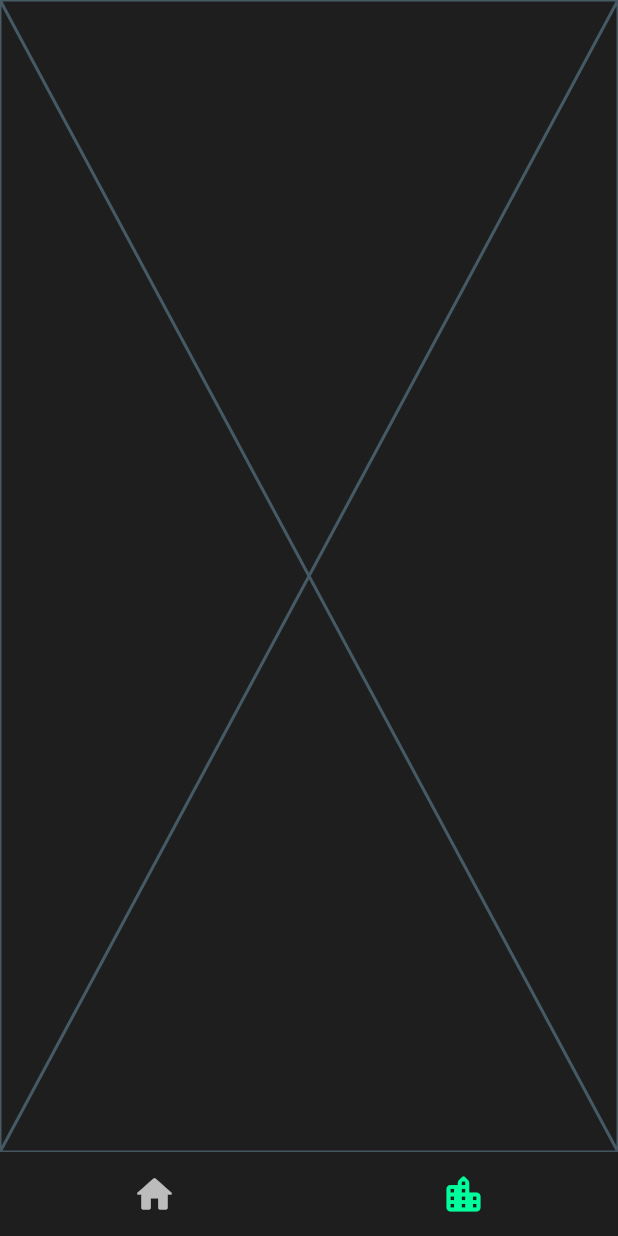
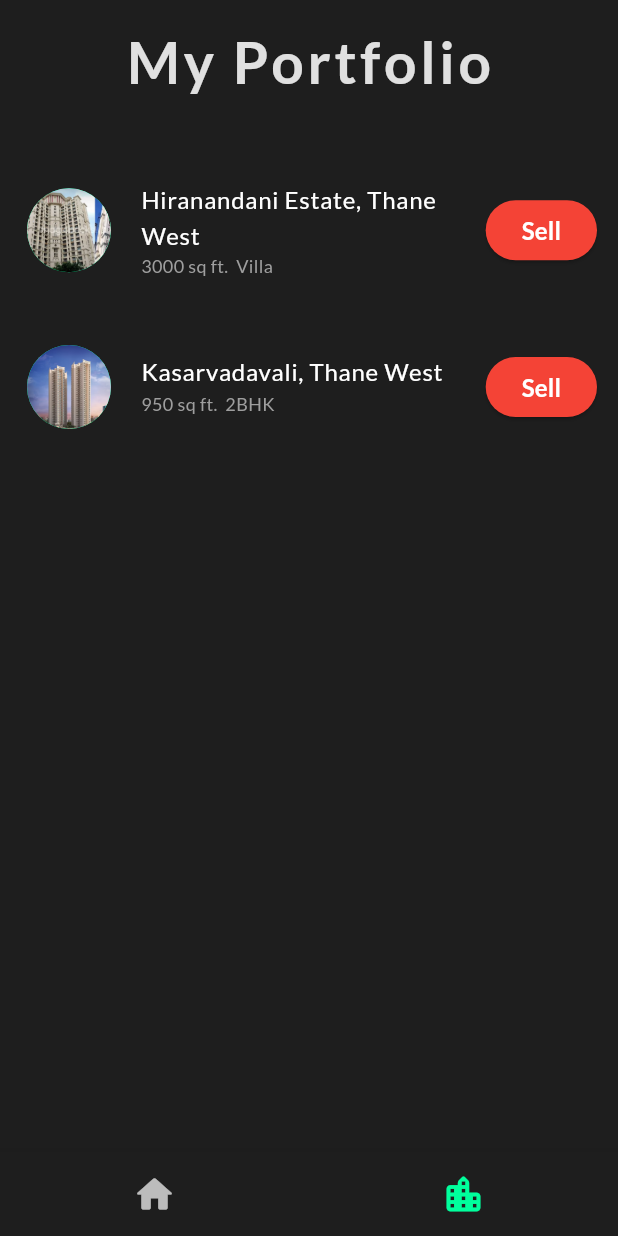
Before and after one commit to eshaan-vimal/RealEstateMarketplace, a Flutter app: the screen it shows after launch, item 2 of the bottom bar chosen, on a phone screen of 412 x 824 dp. Run offline on Flutter 3.47's test engine with Material 3 defaults, Android fonts, the phone set to English and light mode, and no system bars.

Commit message:
create portfolio screen

```diff
--- a/lib/property_data.dart
+++ b/lib/property_data.dart
@@ -70,3 +70,7 @@ const List<Map<String, dynamic>> properties = [
     "age": 6
   },
 ];
+
+
+
+final List<Map<String,dynamic>> cart = [properties[0], properties[2]];
--- a/lib/screens/home_screen.dart
+++ b/lib/screens/home_screen.dart
@@ -15,7 +15,7 @@ class HomeScreen extends StatefulWidget
 
 class _HomeScreenState extends State<HomeScreen>
 {
-  final List<Widget> _screens = [PropertyContent(), PortfolioContent()];
+  final List<Widget> screens = [PropertyContent(), PortfolioContent()];
   late int selectedScreen;
 
   @override
@@ -37,7 +37,10 @@ class _HomeScreenState extends State<HomeScreen>
   {
     return Scaffold(
 
-      body: _screens[selectedScreen],
+      body: IndexedStack(
+        index: selectedScreen,
+        children: screens,
+      ),
       bottomNavigationBar: BottomNavigationBar(
         unselectedFontSize: 0,
         selectedFontSize: 0,
--- a/lib/screens/portfolio_content.dart
+++ b/lib/screens/portfolio_content.dart
@@ -1,4 +1,5 @@
 import 'package:flutter/material.dart';
+import 'package:product_store/property_data.dart';
 
 
 class PortfolioContent extends StatefulWidget
@@ -14,6 +15,66 @@ class _PortfolioContentState extends State<PortfolioContent>
   @override
   Widget build(BuildContext context)
   {
-    return const Placeholder();
+    return SafeArea(
+      child: Column(
+        children: [
+
+          Padding(
+            padding: const EdgeInsets.all(20.0),
+            child: Text(
+              "My Portfolio",
+              style: Theme.of(context).textTheme.displayLarge,
+            ),
+          ),
+          SizedBox(height: 16,),
+
+          Expanded(
+            child: ListView.builder(
+              itemCount: cart.length,
+              itemBuilder: (context, index) {
+                return ListTile(
+                  contentPadding: EdgeInsets.all(14.0),
+
+                  leading: CircleAvatar(
+                    backgroundImage: AssetImage(
+                      cart[index]['image'],
+                    ),
+                    radius: 32,
+                  ),
+
+                  title: Text(
+                    cart[index]['location'],
+                  ),
+
+                  subtitle: Text(
+                    "${cart[index]['area']} sq ft.  ${cart[index]['type']}",
+                    style: TextStyle(
+                      fontSize: 12,
+                      color: Colors.grey,
+                    ),
+                  ),
+
+                  trailing: ElevatedButton(
+                    onPressed: () {},
+                    style: ButtonStyle(
+                      backgroundColor: WidgetStateProperty.all(Colors.red),
+                    ),
+                    child: Text(
+                      "Sell",
+                      style: TextStyle(
+                        color: Colors.white,
+                        fontSize: 16,
+                        fontWeight: FontWeight.bold,
+                      ),
+                    ),
+                  ),
+                );
+              },
+            ),
+          ),
+
+        ],
+      )
+    );
   }
 }
```
